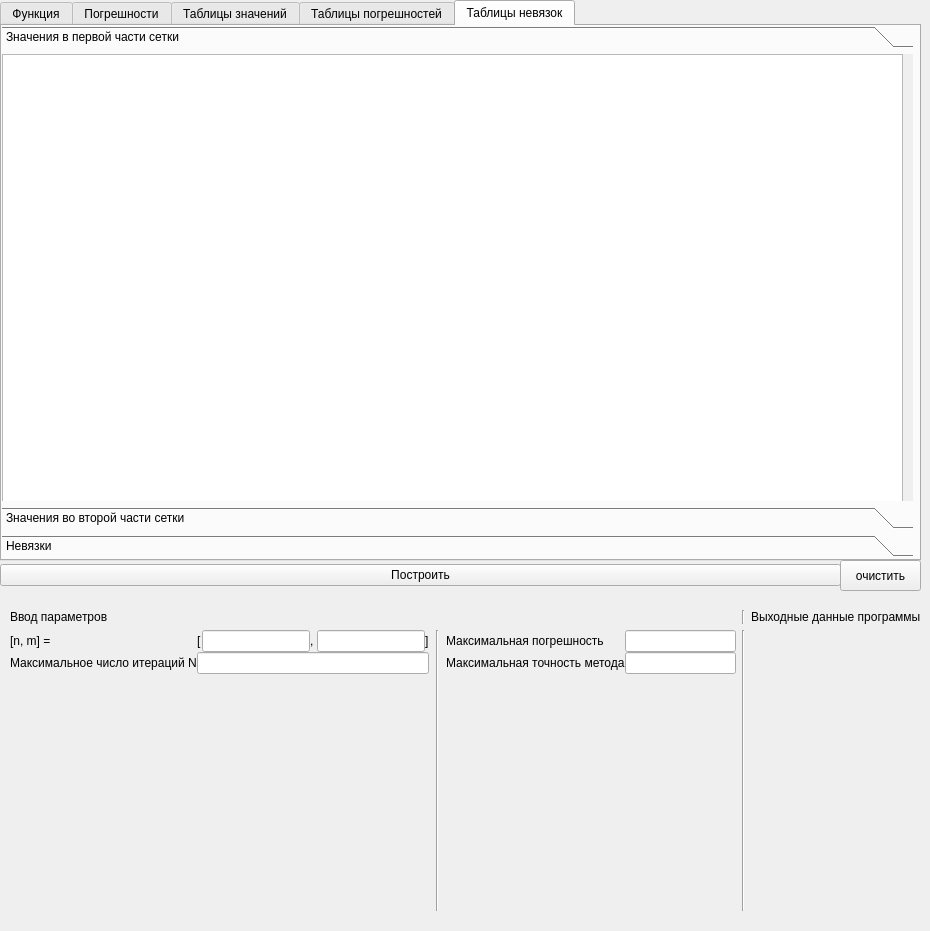
Before: the Qt Designer form UI/MainWindow.ui in Eisim/NM_lab_Simp_Iter_Method, drawn with Qt 5.
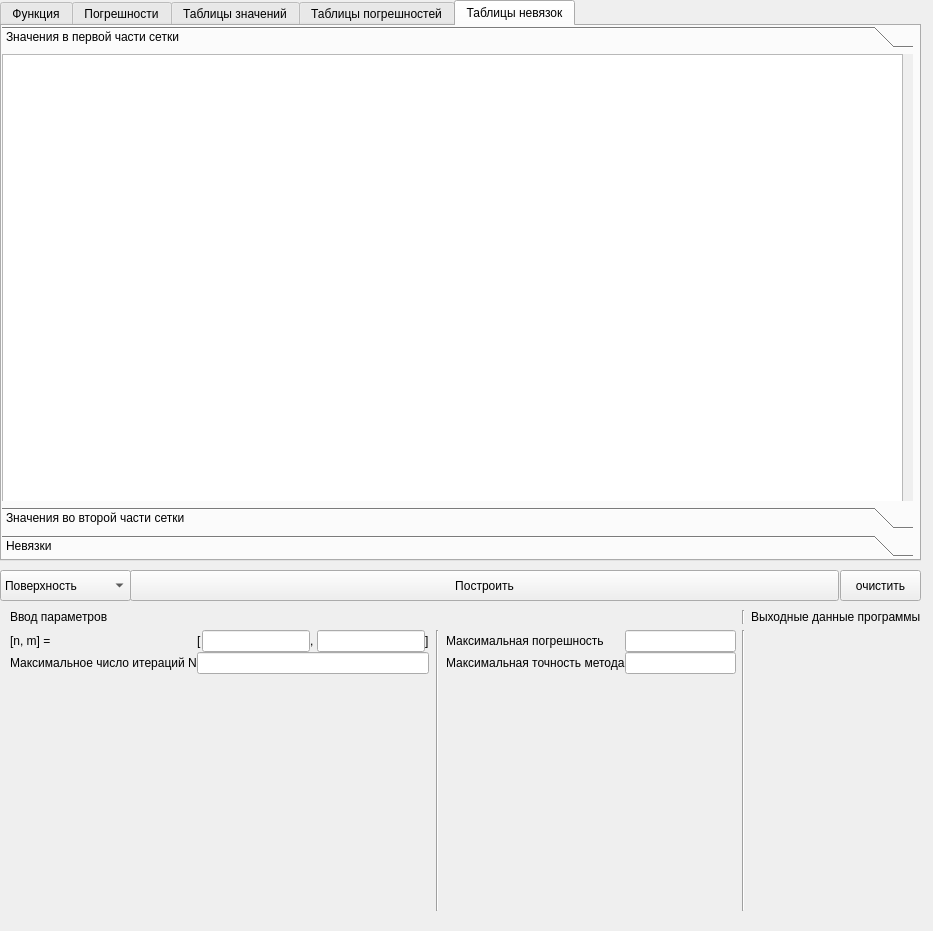
After: the same form once the commit is applied. The open tabs and pages were chosen to show the change.

Patch:
```diff
--- a/UI/MainWindow.ui
+++ b/UI/MainWindow.ui
@@ -6,7 +6,7 @@
    <rect>
     <x>0</x>
     <y>0</y>
-    <width>930</width>
+    <width>933</width>
     <height>931</height>
    </rect>
   </property>
@@ -485,30 +485,11 @@
      </widget>
     </widget>
    </widget>
-   <widget class="QWidget" name="horizontalLayoutWidget_4">
-    <property name="geometry">
-     <rect>
-      <x>0</x>
-      <y>560</y>
-      <width>841</width>
-      <height>31</height>
-     </rect>
-    </property>
-    <layout class="QHBoxLayout" name="horizontalLayout_4">
-     <item>
-      <widget class="QPushButton" name="plot_button">
-       <property name="text">
-        <string>Построить</string>
-       </property>
-      </widget>
-     </item>
-    </layout>
-   </widget>
    <widget class="QPushButton" name="delete_plot">
     <property name="geometry">
      <rect>
       <x>840</x>
-      <y>560</y>
+      <y>570</y>
       <width>81</width>
       <height>31</height>
      </rect>
@@ -517,6 +498,39 @@
      <string>очистить</string>
     </property>
    </widget>
+   <widget class="QComboBox" name="plot_type">
+    <property name="geometry">
+     <rect>
+      <x>0</x>
+      <y>570</y>
+      <width>131</width>
+      <height>31</height>
+     </rect>
+    </property>
+    <item>
+     <property name="text">
+      <string>Поверхность</string>
+     </property>
+    </item>
+    <item>
+     <property name="text">
+      <string>Точечный</string>
+     </property>
+    </item>
+   </widget>
+   <widget class="QPushButton" name="plot_button">
+    <property name="geometry">
+     <rect>
+      <x>130</x>
+      <y>570</y>
+      <width>709</width>
+      <height>31</height>
+     </rect>
+    </property>
+    <property name="text">
+     <string>Построить</string>
+    </property>
+   </widget>
   </widget>
   <widget class="QMenuBar" name="menubar">
    <property name="geometry">
```
Left out of the diff: 29 changed lines with no effect on the pictures.
